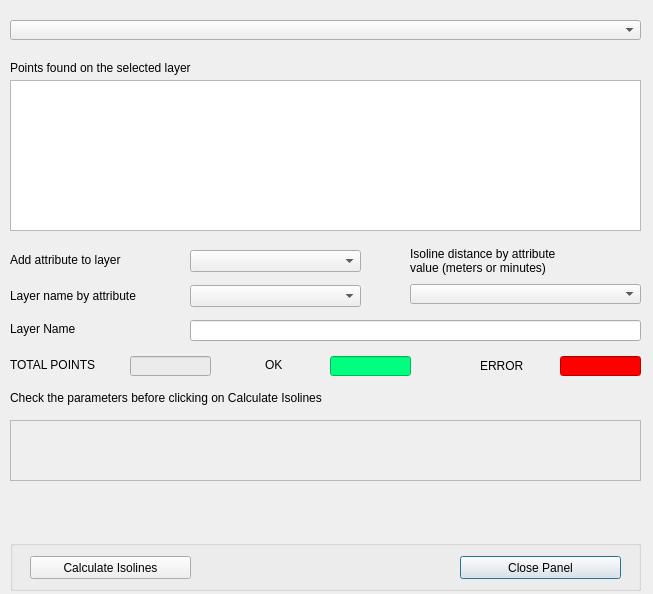
Before: the Qt Designer form iso4app/iso4app_massive_dialog_base.ui in ksolsrl/QgisIso4app, drawn with Qt 5.
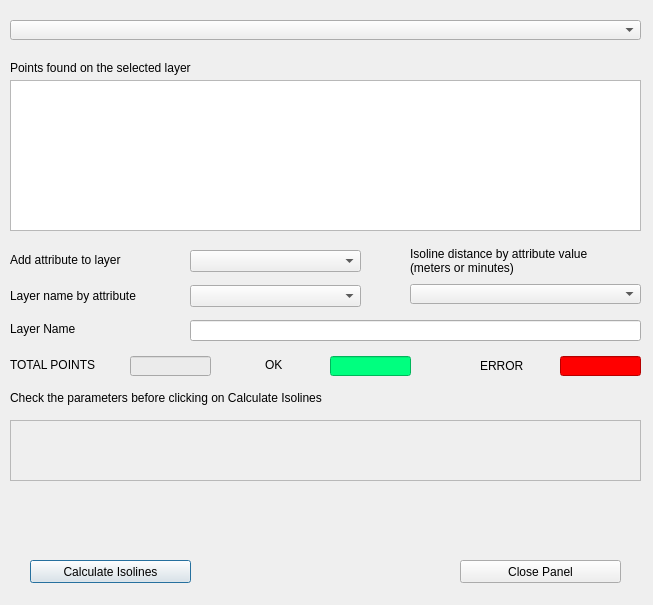
After: the same form once the commit is applied.

The edit to the form file:
```diff
--- a/iso4app/iso4app_massive_dialog_base.ui
+++ b/iso4app/iso4app_massive_dialog_base.ui
@@ -7,7 +7,7 @@
     <x>0</x>
     <y>0</y>
     <width>653</width>
-    <height>594</height>
+    <height>605</height>
    </rect>
   </property>
   <property name="windowTitle">
@@ -141,48 +141,6 @@
     </rect>
    </property>
   </widget>
-  <widget class="QGroupBox" name="groupBoxButtons">
-   <property name="enabled">
-    <bool>true</bool>
-   </property>
-   <property name="geometry">
-    <rect>
-     <x>10</x>
-     <y>540</y>
-     <width>631</width>
-     <height>51</height>
-    </rect>
-   </property>
-   <property name="title">
-    <string/>
-   </property>
-   <widget class="QPushButton" name="pushButtonClose">
-    <property name="geometry">
-     <rect>
-      <x>450</x>
-      <y>16</y>
-      <width>161</width>
-      <height>23</height>
-     </rect>
-    </property>
-    <property name="text">
-     <string>Close Panel</string>
-    </property>
-   </widget>
-   <widget class="QPushButton" name="pushButtonCalculate">
-    <property name="geometry">
-     <rect>
-      <x>20</x>
-      <y>16</y>
-      <width>161</width>
-      <height>23</height>
-     </rect>
-    </property>
-    <property name="text">
-     <string>Calculate Isolines</string>
-    </property>
-   </widget>
-  </widget>
   <widget class="QLineEdit" name="lineEditTotaPointError">
    <property name="geometry">
     <rect>
@@ -323,7 +281,7 @@
     <rect>
      <x>410</x>
      <y>240</y>
-     <width>171</width>
+     <width>221</width>
      <height>41</height>
     </rect>
    </property>
@@ -344,6 +302,32 @@
     </rect>
    </property>
   </widget>
+  <widget class="QPushButton" name="pushButtonCalculate">
+   <property name="geometry">
+    <rect>
+     <x>30</x>
+     <y>560</y>
+     <width>161</width>
+     <height>23</height>
+    </rect>
+   </property>
+   <property name="text">
+    <string>Calculate Isolines</string>
+   </property>
+  </widget>
+  <widget class="QPushButton" name="pushButtonClose">
+   <property name="geometry">
+    <rect>
+     <x>460</x>
+     <y>560</y>
+     <width>161</width>
+     <height>23</height>
+    </rect>
+   </property>
+   <property name="text">
+    <string>Close Panel</string>
+   </property>
+  </widget>
  </widget>
  <resources/>
  <connections/>
```
